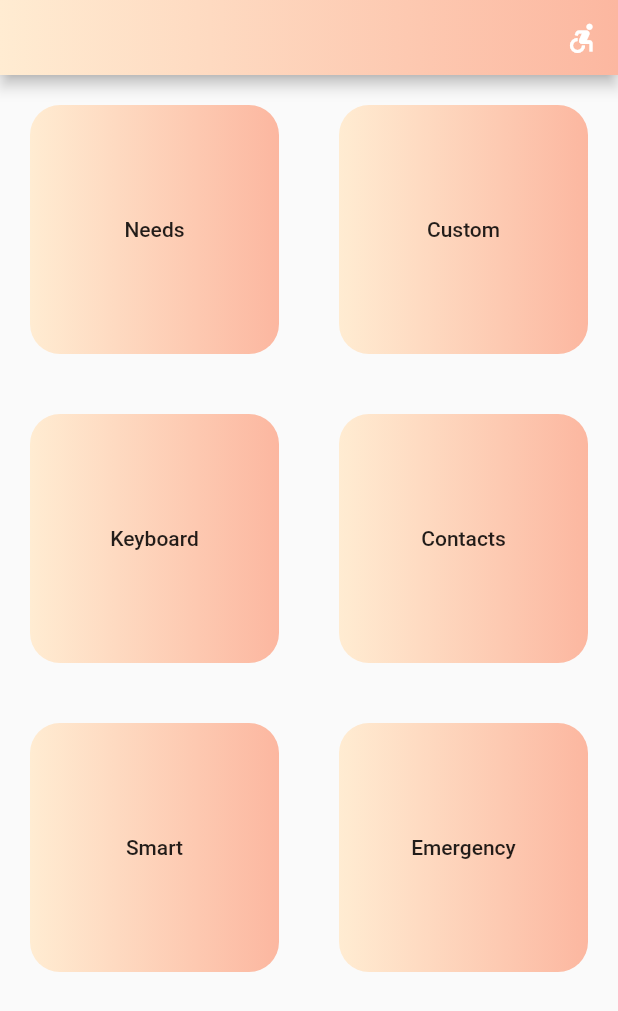
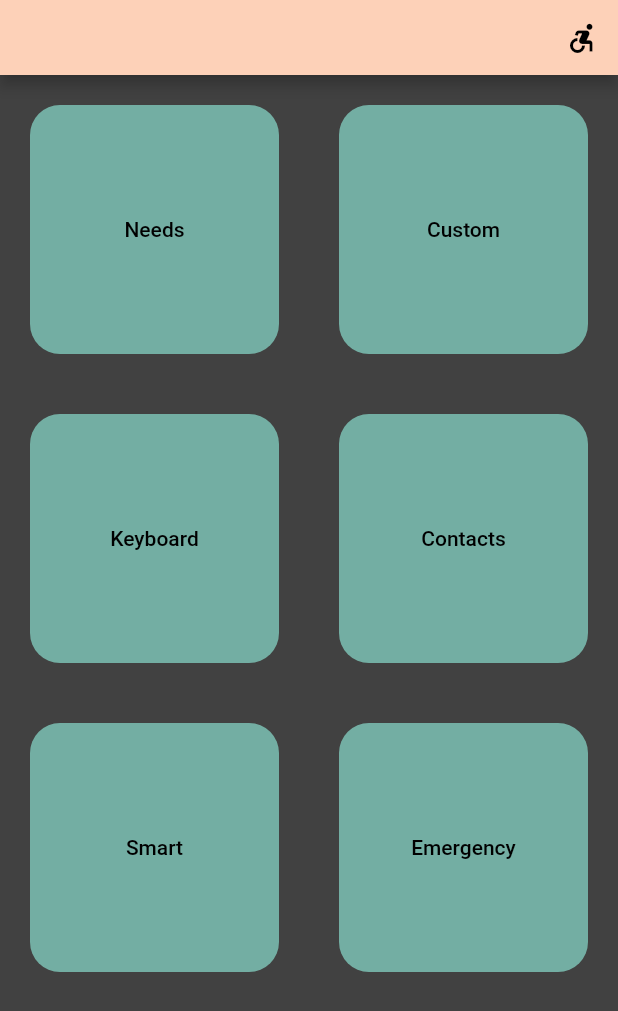
Before and after one commit to andesob/Enabled-app, a Flutter app: the screen it shows after launch, after a tap on the "accessible forward" icon, on a phone screen of 412 x 824 dp. Shown: the top 1011 px of the screen. Run offline on Flutter 3.47's test engine with Material 2 defaults, Android fonts, the phone set to English and light mode, and no system bars; our stand-ins replace gradient_app_bar.

Commit message:
Added matching colors and set up darkmode

```diff
--- a/lib/colors/colors.dart
+++ b/lib/colors/colors.dart
@@ -1,6 +1,28 @@
 class StaticColors{
   static int lightPeach = 0xffffecd2;
   static int darkPeach = 0xfffcb7a0;
+  static int apricot = 0xFFFDD1B8;
+  static int melon = 0xFFFCB69F;
   static int white = 0xFFFFFFFF;
   static int black = 0xFF000000;
+  static int darkGreen = 0xFF005B4B;
+  static int lighterDarkGreen = 0xFF00755E;
+  static int lighterLightDarkGreen = 0xFF659B90;
+  static int lighterGreen = 0xFF76997B;
+  static int turquoiseGreen = 0xFFABD0B0;
+  static int lightBlue = 0xFFB9FBFD;
+  static int purple = 0xFFD1D5FF;
+  static int pink = 0xFFFDB9CE;
+  static int lightGreen = 0xFFE4FFD1;
+  static int lighterBlue = 0xFFD1FFEC;
+  static int yellow = 0xFFFDFDB4;
+  static int greyPurple = 0xFFD8C1C5;
+  static int brown = 0xFF54433A;
+  static int middleBlueGreen = 0xFFA9E6DA;
+  static int unbleachedSilk = 0xFFFEDDC4;
+  static int greenSheen = 0xFF73AEA3;
+  static int camel = 0xFFC5A370;
+  static int patriarch = 0xFF7C0A86;
+  static int gray = 0xFF474747;
+  static int onyx = 0xFF414141;
 }
--- a/lib/main_page/main_page.dart
+++ b/lib/main_page/main_page.dart
@@ -23,40 +23,46 @@ class MyHomePage extends StatefulWidget {
 }
 
 class _MyHomePageState extends State<MyHomePage> {
-  bool sunde = false;
+  bool darkmode = false;
 
   void _changeText() {
     setState(() {
-      sunde = !sunde;
-      print(sunde);
+      darkmode = !darkmode;
+      print(darkmode);
     });
   }
 
   @override
   Widget build(BuildContext context) {
-    Color lightPeach = Color(StaticColors.lightPeach);
-    Color darkPeach = Color(StaticColors.darkPeach);
+    Color lightPeach = Color(StaticColors.unbleachedSilk);
+    Color darkPeach = Color(StaticColors.melon);
+    Color appBarColor = Color(StaticColors.apricot);
+    Color backgroundColor = Color(darkmode ? StaticColors.onyx : StaticColors.white);
+
     var isPortrait = MediaQuery.of(context).orientation == Orientation.portrait;
 
     return Container(
       decoration: new BoxDecoration(
-          gradient: new LinearGradient(
-              begin: Alignment.topLeft,
-              end: Alignment.topRight,
-              stops: [0.0, 1.0],
-              colors: [lightPeach, darkPeach])),
+        /*gradient: new LinearGradient(
+          colors: [lightPeach, darkPeach],
+          begin: FractionalOffset.topCenter,
+          end: FractionalOffset.bottomCenter,
+        ),*/
+      ),
       child: Scaffold(
+        backgroundColor: backgroundColor,
         appBar: PreferredSize(
           preferredSize: Size.fromHeight(isPortrait ? 50 : 30),
           child: GradientAppBar(
             // Here we take the value from the MyHomePage object that was created by
             // the App.build method, and use it to set our appbar title.
-            gradient: LinearGradient(colors: [lightPeach, darkPeach]),
+            gradient: LinearGradient(colors: [appBarColor, appBarColor]),
             actions: <Widget>[
               Material(
                 type: MaterialType.transparency,
                 child: IconButton(
                     icon: Icon(Icons.accessible_forward),
+                    color: Color(darkmode ? StaticColors.black : StaticColors.white),
                     splashColor: Color(Colors.grey.value),
                     padding: EdgeInsets.zero,
                     onPressed: () {
@@ -70,12 +76,12 @@ class _MyHomePageState extends State<MyHomePage> {
             shrinkWrap: true,
             crossAxisCount: isPortrait ? 2 : 3,
             children: <Widget>[
-              MainPageButton(Strings.needs),
-              MainPageButton(Strings.custom),
-              MainPageButton(Strings.keyboard),
-              MainPageButton(Strings.contacts),
-              MainPageButton(Strings.smart),
-              MainPageButton(Strings.emergency),
+              MainPageButton(Strings.needs, darkmode),
+              MainPageButton(Strings.custom, darkmode),
+              MainPageButton(Strings.keyboard, darkmode),
+              MainPageButton(Strings.contacts, darkmode),
+              MainPageButton(Strings.smart, darkmode),
+              MainPageButton(Strings.emergency, darkmode),
             ]),
       ),
     );
--- a/lib/main_page/main_page_button.dart
+++ b/lib/main_page/main_page_button.dart
@@ -1,12 +1,16 @@
+import 'dart:ui';
+
 import 'package:enabled_app/colors/colors.dart';
 import 'package:enabled_app/needs/needs.dart';
 import 'package:flutter/material.dart';
 
 class MainPageButton extends StatelessWidget {
   String text;
+  bool darkmode;
 
-  MainPageButton(String text) {
+  MainPageButton(String text, bool darkmode) {
     this.text = text;
+    this.darkmode = darkmode;
   }
 
   goToPage(context) {
@@ -17,19 +21,24 @@ class MainPageButton extends StatelessWidget {
   Widget build(BuildContext context) {
     Color lightPeach = Color(StaticColors.lightPeach);
     Color darkPeach = Color(StaticColors.darkPeach);
+    Color buttonColor = Color(StaticColors.greenSheen);
 
     return Container(
       margin: EdgeInsets.all(20),
       decoration: new BoxDecoration(
         borderRadius: BorderRadius.all(Radius.circular(20)),
-        gradient: new LinearGradient(
+        color: buttonColor,
+        /*gradient: new LinearGradient(
           colors: [lightPeach, darkPeach],
           begin: FractionalOffset.centerLeft,
           end: FractionalOffset.centerRight,
-        ),
+        ),*/
       ),
       child: FlatButton(
-        child: new Text(text),
+        child: new Text(
+          text,
+          style: TextStyle(color: Color(darkmode ? StaticColors.black : StaticColors.white)),
+        ),
         onPressed: () {
           goToPage(context);
         },
```
